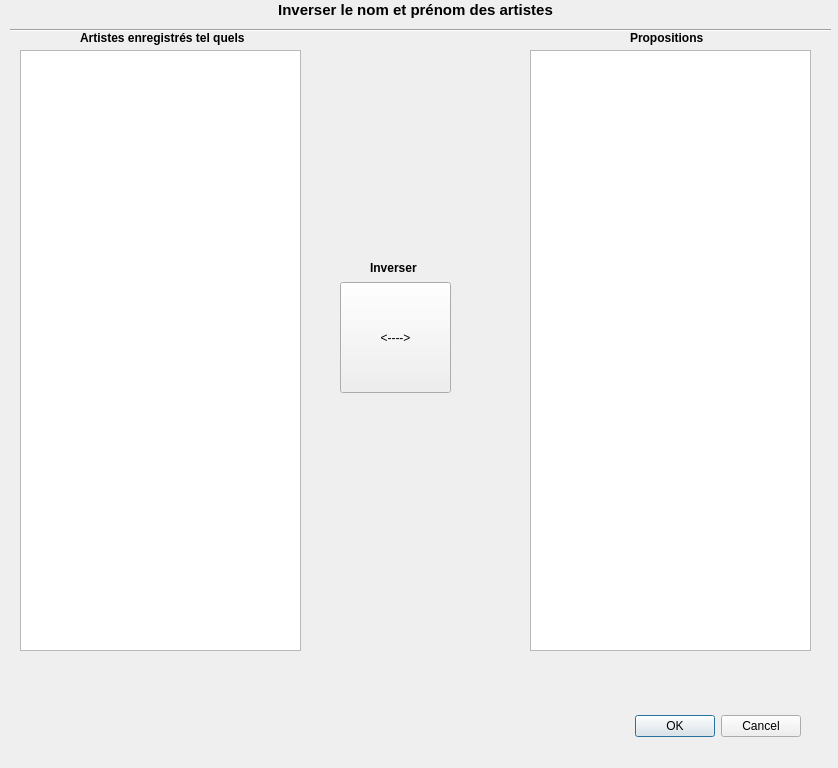
Qt form projet-musique/core/dialogueartistesinverses.ui (toopoormaghell/projet-musique) before a commit.
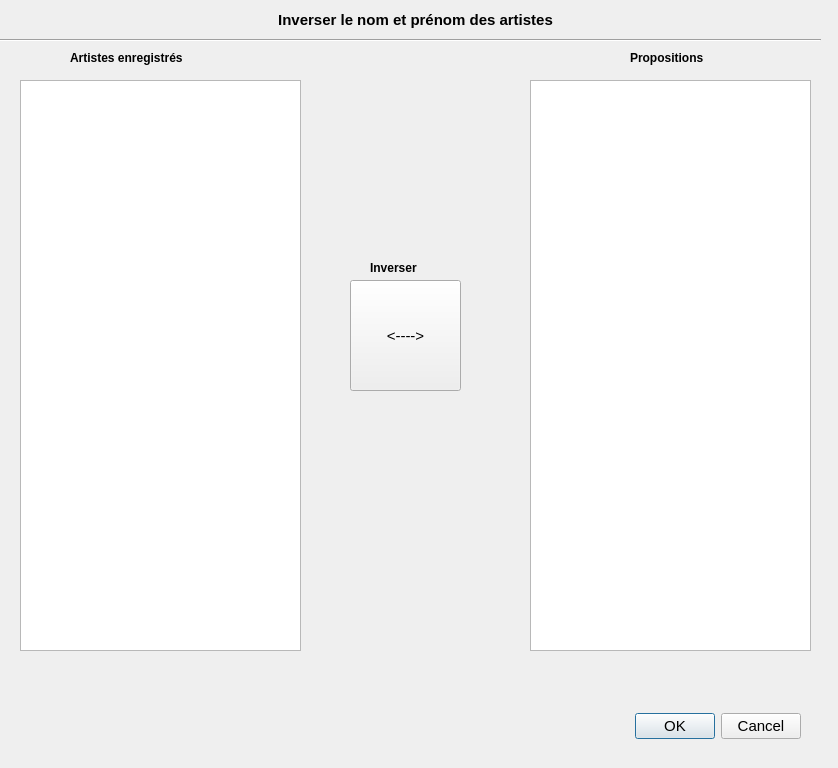
The same form after that commit.

What changed in the file:
```diff
--- a/projet-musique/core/dialogueartistesinverses.ui
+++ b/projet-musique/core/dialogueartistesinverses.ui
@@ -10,6 +10,11 @@
     <height>768</height>
    </rect>
   </property>
+  <property name="font">
+   <font>
+    <pointsize>11</pointsize>
+   </font>
+  </property>
   <property name="windowTitle">
    <string>Dialog</string>
   </property>
@@ -33,17 +38,34 @@
    <property name="geometry">
     <rect>
      <x>20</x>
-     <y>50</y>
+     <y>80</y>
      <width>281</width>
-     <height>601</height>
+     <height>571</height>
     </rect>
    </property>
+   <property name="font">
+    <font>
+     <pointsize>11</pointsize>
+    </font>
+   </property>
+   <property name="alternatingRowColors">
+    <bool>true</bool>
+   </property>
+   <property name="spacing">
+    <number>10</number>
+   </property>
+   <property name="gridSize">
+    <size>
+     <width>20</width>
+     <height>20</height>
+    </size>
+   </property>
   </widget>
   <widget class="QPushButton" name="Inversion">
    <property name="geometry">
     <rect>
-     <x>340</x>
-     <y>282</y>
+     <x>350</x>
+     <y>280</y>
      <width>111</width>
      <height>111</height>
     </rect>
@@ -56,17 +78,34 @@
    <property name="geometry">
     <rect>
      <x>530</x>
-     <y>50</y>
+     <y>80</y>
      <width>281</width>
-     <height>601</height>
+     <height>571</height>
     </rect>
    </property>
+   <property name="font">
+    <font>
+     <pointsize>11</pointsize>
+    </font>
+   </property>
+   <property name="alternatingRowColors">
+    <bool>true</bool>
+   </property>
+   <property name="spacing">
+    <number>10</number>
+   </property>
+   <property name="gridSize">
+    <size>
+     <width>20</width>
+     <height>20</height>
+    </size>
+   </property>
   </widget>
   <widget class="QLabel" name="label">
    <property name="geometry">
     <rect>
      <x>0</x>
-     <y>0</y>
+     <y>10</y>
      <width>831</width>
      <height>20</height>
     </rect>
@@ -88,8 +127,8 @@
   <widget class="QLabel" name="label_2">
    <property name="geometry">
     <rect>
-     <x>80</x>
-     <y>30</y>
+     <x>70</x>
+     <y>50</y>
      <width>191</width>
      <height>16</height>
     </rect>
@@ -102,7 +141,7 @@
     </font>
    </property>
    <property name="text">
-    <string>Artistes enregistrés tel quels</string>
+    <string>Artistes enregistrés</string>
    </property>
   </widget>
   <widget class="QLabel" name="label_3">
@@ -129,7 +168,7 @@
    <property name="geometry">
     <rect>
      <x>630</x>
-     <y>30</y>
+     <y>50</y>
      <width>181</width>
      <height>16</height>
     </rect>
@@ -148,8 +187,8 @@
   <widget class="Line" name="line">
    <property name="geometry">
     <rect>
-     <x>10</x>
-     <y>20</y>
+     <x>0</x>
+     <y>30</y>
      <width>821</width>
      <height>20</height>
     </rect>
```
